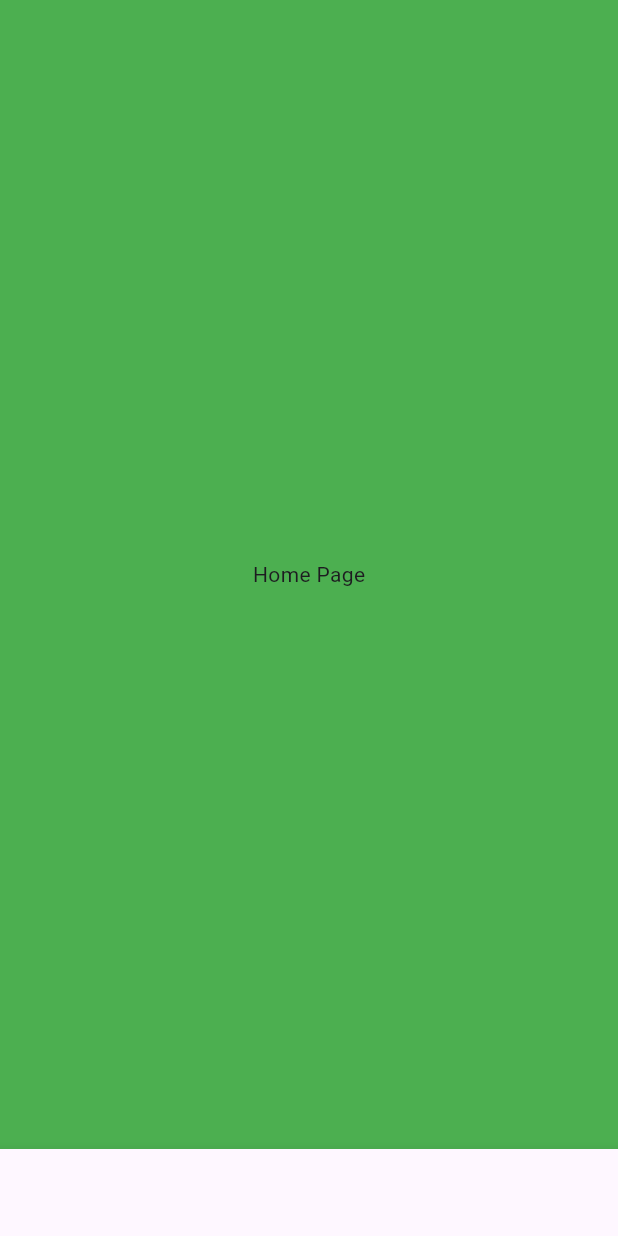
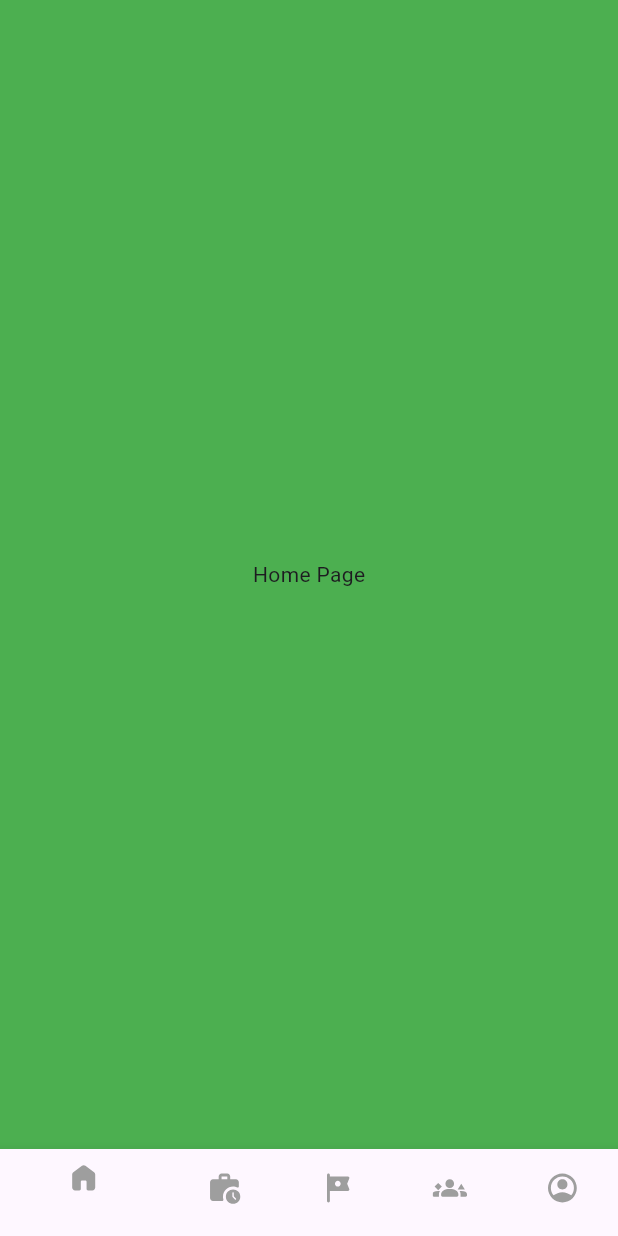
Before and after one commit to StrawberryAcai/Nomadely.frontend, a Flutter app: the screen it shows after launch, on a phone screen of 412 x 824 dp. Run offline on Flutter 3.47's test engine with Material 3 defaults, Android fonts, the light colour scheme and no system bars; our stand-ins replace flutter_svg.

Commit message:
feat :: 페이지 생성

```diff
--- /dev/null
+++ b/lib/core/widgets/navIconWidget.dart
@@ -0,0 +1,18 @@
+import 'package:flutter/material.dart';
+import 'package:flutter_svg/flutter_svg.dart';
+
+class NavIconWidget extends StatelessWidget {
+  final String assetName;
+
+  const NavIconWidget({super.key, required this.assetName});
+
+  @override
+  Widget build(BuildContext context) {
+    return SvgPicture.asset(
+      assetName,
+      width: 24,         // 고정 스타일
+      height: 24,
+      colorFilter: ColorFilter.mode(Colors.grey, BlendMode.srcIn)
+    );
+  }
+}
--- a/lib/main.dart
+++ b/lib/main.dart
@@ -1,6 +1,6 @@
 // lib/main.dart
 import 'package:flutter/material.dart';
-import 'package:nomadely/navigation/bottom_nav.dart';
+import 'package:nomadely/navigation/bottomNav.dart';
 
 void main() {
   runApp(const MyApp());
--- a/lib/navigation/bottom_nav.dart
+++ b/lib/navigation/bottomNav.dart
@@ -1,9 +1,10 @@
 import 'package:flutter/material.dart';
-import 'package:nomadely/features/community/view/community_page.dart';
-import 'package:nomadely/features/explore/view/explore_page.dart';
-import 'package:nomadely/features/home/view/home_page.dart';
-import 'package:nomadely/features/profile/view/profile_page.dart';
-import 'package:nomadely/features/tour/view/tour_page.dart';
+import 'package:nomadely/features/community/view/communityPage.dart';
+import 'package:nomadely/features/explore/view/explorePage.dart';
+import 'package:nomadely/features/home/view/homePage.dart';
+import 'package:nomadely/features/profile/view/profilePage.dart';
+import 'package:nomadely/features/tour/view/tourPage.dart';
+import 'package:nomadely/core/widgets/navIconWidget.dart';
 class BottomNav extends StatefulWidget {
   const BottomNav({super.key});
 
@@ -17,7 +18,7 @@ class _BottomNavState extends State<BottomNav> with TickerProviderStateMixin {
   @override
   void initState() {
     super.initState();
-    _tabController = TabController(length: 3, vsync: this);
+    _tabController = TabController(length: 5, vsync: this);
   }
 
   int _currentIndex = 0;
@@ -43,11 +44,11 @@ class _BottomNavState extends State<BottomNav> with TickerProviderStateMixin {
           _tabController.animateTo(index); // 탭 이동
         },
         items: const [
-          BottomNavigationBarItem(icon: Icon(Icons.home), label: "홈"),
-          BottomNavigationBarItem(icon: Icon(Icons.search), label: "지역체험"),
-          BottomNavigationBarItem(icon: Icon(Icons.person), label: "관광"),
-          BottomNavigationBarItem(icon: Icon(Icons.person), label: "커뮤니티"),
-          BottomNavigationBarItem(icon: Icon(Icons.person), label: "마이"),
+          BottomNavigationBarItem(icon: NavIconWidget(assetName: 'assets/icons/navigation/home.svg'), label: "홈"),
+          BottomNavigationBarItem(icon: NavIconWidget(assetName: 'assets/icons/navigation/explore.svg'), label: "지역체험"),
+          BottomNavigationBarItem(icon: NavIconWidget(assetName: 'assets/icons/navigation/tour.svg'), label: "관광"),
+          BottomNavigationBarItem(icon: NavIconWidget(assetName: 'assets/icons/navigation/community.svg'), label: "커뮤니티"),
+          BottomNavigationBarItem(icon: NavIconWidget(assetName: 'assets/icons/navigation/profile.svg'), label: "마이"),
         ],
       ),
     );
--- a/pubspec.yaml
+++ b/pubspec.yaml
@@ -33,6 +33,7 @@ dependencies:
   flutter_localizations:
     sdk: flutter
   intl: ^0.20.2
+  flutter_svg: ^2.1.1
   # The following adds the Cupertino Icons font to your application.
   # Use with the CupertinoIcons class for iOS style icons.
   cupertino_icons: ^1.0.8
@@ -59,7 +60,9 @@ flutter:
   # included with your application, so that you can use the icons in
   # the material Icons class.
   uses-material-design: true
-
+  assets:
+    - assets/icons/
+    - assets/icons/navigation/
   # To add assets to your application, add an assets section, like this:
   # assets:
   #   - images/a_dot_burr.jpeg
```
Also changed, not shown: assets/icons/navigation/community.svg (added), assets/icons/navigation/explore.svg (added), assets/icons/navigation/home.svg (added), assets/icons/navigation/profile.svg (added), assets/icons/navigation/tour.svg (added), lib/features/community/view/communityPage.dart (renamed from lib/features/community/view/community_page.dart), lib/features/explore/view/explorePage.dart (renamed from lib/features/explore/view/explore_page.dart), lib/features/home/view/homePage.dart (renamed from lib/features/home/view/home_page.dart), lib/features/profile/view/profilePage.dart (renamed from lib/features/profile/view/profile_page.dart), lib/features/tour/view/tourPage.dart (renamed from lib/features/tour/view/tour_page.dart), pubspec.lock, 1 other file.
